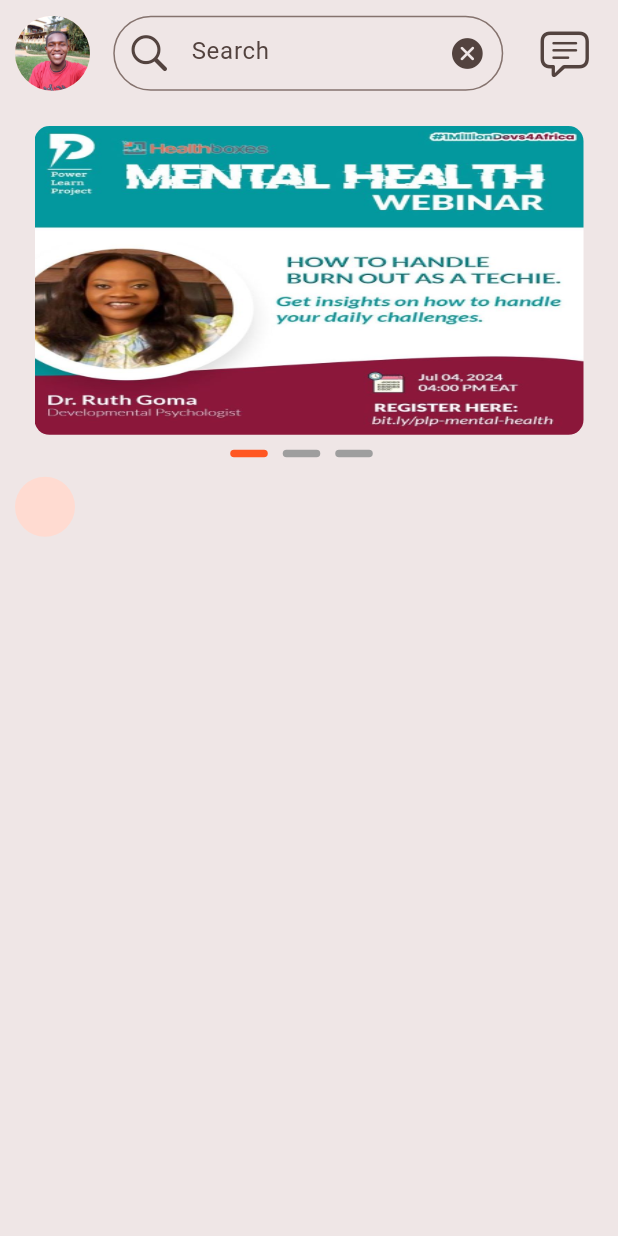
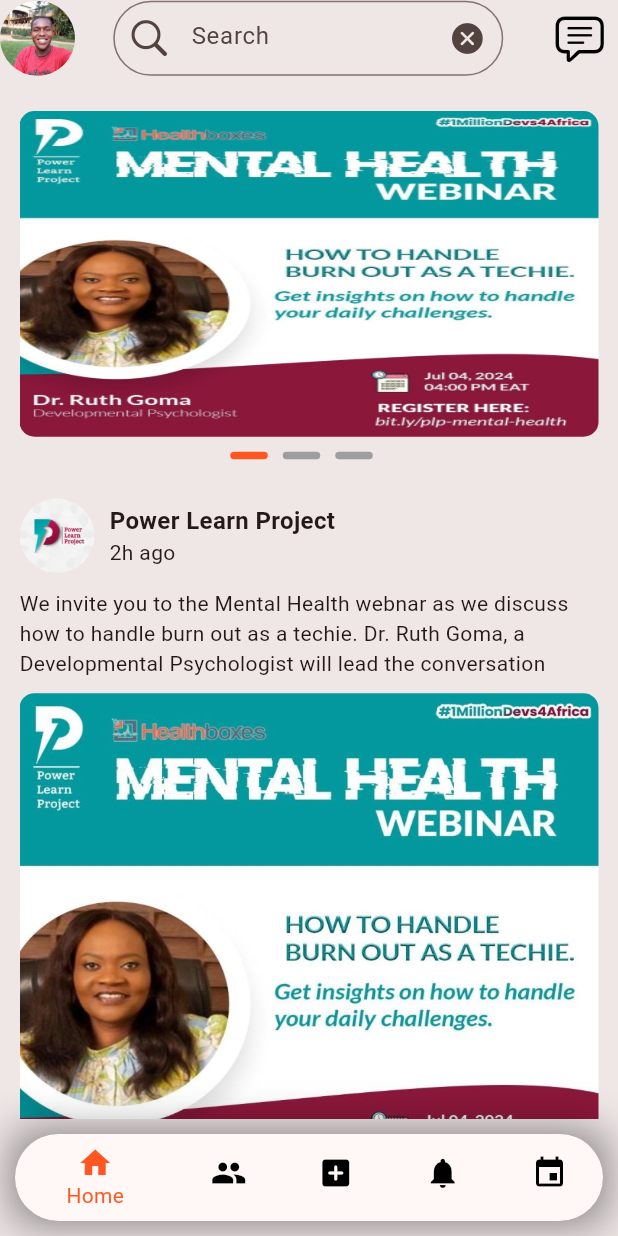
Before and after one commit to KaKaCodes1/UniKonnekt, a Flutter app: the screen it shows after launch, on a phone screen of 412 x 824 dp. Run offline on Flutter 3.47's test engine with Material 3 defaults, Android fonts, the phone set to English and light mode, and no system bars; drawn by our look-alikes of carousel_slider; our stand-ins replace get.

Commit message:
Made the UI of the posts and the bottom navbar is in progress

```diff
--- a/lib/main.dart
+++ b/lib/main.dart
@@ -22,7 +22,7 @@ class MyApp extends StatelessWidget {
       ),
       // home: const Splashscreen(),
       // home: const Register(),
-      home: const HomeScreen(),
+      home: HomeScreen(),
     );
   }
 }
--- /dev/null
+++ b/lib/model/post.dart
@@ -0,0 +1,19 @@
+class Post {
+  final String profilePicUrl;
+  final String accName;
+  final String postTime;
+  final String? postText;
+  final String? postPicUrl;
+  final bool isImageAsset;
+
+    Post({
+    required this.profilePicUrl,
+    required this.accName,
+    required this.postTime,
+    this.postText,
+    this.postPicUrl,
+    this.isImageAsset = true,
+  });
+
+
+}
--- a/lib/screens/home_screen.dart
+++ b/lib/screens/home_screen.dart
@@ -1,23 +1,50 @@
 import 'package:flutter/cupertino.dart';
 import 'package:flutter/material.dart';
 
+import '../model/post.dart';
 import '../widgets/ads_slider.dart';
+import '../widgets/post_item.dart';
 // import 'package:carousel_slider/carousel_slider.dart';
 // import '../widgets/image_in_slider.dart';
 
 class HomeScreen extends StatelessWidget {
-  const HomeScreen({super.key});
+  HomeScreen({super.key});
+
+  final List<Post> posts = [
+    Post(
+      profilePicUrl: 'assets/images/plp.jpeg',
+      postTime: '2h ago',
+      accName: 'Power Learn Project',
+      postPicUrl: 'assets/images/mentalhealth.jpeg',
+      postText: 'We invite you to the Mental Health webnar as we discuss how to handle burn out as a techie. Dr. Ruth Goma, a Developmental Psychologist will lead the conversation',
+    ),
+
+    Post(
+      profilePicUrl: 'assets/images/alx.jpeg',
+      accName: 'ALX',
+      postTime: '1h ago',
+      // postPicUrl: null,
+      postText: 'Are you interested in joining our Mentorship program as a Mentor? Visit our website to find out more about it.'
+    ),
+
+  ];
 
   @override
   Widget build(BuildContext context) {
     return Scaffold(
       backgroundColor: const Color.fromARGB(255, 239, 230, 230),
       body: SafeArea(
-        child: Padding(
-          padding: const EdgeInsets.all(10.0),
         child: ListView(
           children:  [
-              Row(
+            Container(
+              // decoration: const BoxDecoration(
+              //   borderRadius: BorderRadius.only(
+              //     bottomLeft: Radius.circular(10),
+              //     bottomRight: Radius.circular(10),
+              //   ),
+              //   color: Color.fromARGB(255, 206, 198, 198),
+              // ),
+              child: Row(
                 mainAxisAlignment: MainAxisAlignment.spaceBetween,
                 children: [
                   const CircleAvatar(
@@ -58,9 +85,10 @@ class HomeScreen extends StatelessWidget {
 
                   IconButton(
                     onPressed: (){},
-                    icon: const Icon(CupertinoIcons.text_bubble, size: 35,),
+                    icon: const Icon(CupertinoIcons.text_bubble, size: 35,color: Colors.black,),
                     )
                 ],
+              ),
             ),
 
             const SizedBox(height: 10,),
@@ -71,31 +99,114 @@ class HomeScreen extends StatelessWidget {
               child: AdsSlider(),
             ),
 
-              const Row(
-                children: [
-                  FeaturesIcon(),
-                ],
-              )
+            // const Center(
+            //   child: Row(
+            //     mainAxisSize: MainAxisSize.min,
+            //     children: [
+            //       FeaturesIcon(title: 'Events', imageUrl: 'assets/images/1.png',),
+
+            //       FeaturesIcon(title: 'Mentors', imageUrl: 'assets/images/2.png',),
+
+            //       FeaturesIcon(title: 'Mental Health', imageUrl: 'assets/images/3.png',),
+            //     ],
+            //   ),
+            // ),
+
+            Padding(
+              padding: const EdgeInsets.all(13),
+              child: ListView.builder(
+                shrinkWrap: true,
+                physics: const NeverScrollableScrollPhysics(),
+                itemCount: posts.length,
+                itemBuilder: (context, index) {
+                  return PostItem(post: posts[index],);
+                },
+              ),
+            ),
           ],
         ),
       ),
+
+      bottomNavigationBar: Container(
+                margin: const EdgeInsets.symmetric(horizontal: 10, vertical: 10),
+        decoration: BoxDecoration(
+          boxShadow: [
+            BoxShadow(
+            color: Colors.black.withOpacity(0.5),
+            blurRadius: 25,
+          )
+          ]
+        ),
+        child: ClipRRect(
+          borderRadius: BorderRadius.circular(30),
+          child: BottomNavigationBar(
+            selectedItemColor:Colors.deepOrange,
+            unselectedItemColor:  Colors.black,
+            showSelectedLabels: true,
+            showUnselectedLabels: false,
+            items: const <BottomNavigationBarItem>[
+              BottomNavigationBarItem(
+                icon: Icon(Icons.home),
+                label: 'Home'
+                ),
+              BottomNavigationBarItem(
+                icon: Icon(Icons.people),
+                label: 'Network',
+                ),
+              BottomNavigationBarItem(
+                icon: Icon(Icons.add_box_rounded),
+                label: 'Post',
+                ),
+              BottomNavigationBarItem(
+                icon: Icon(Icons.notifications),
+                label: 'Notifications',
+                ),
+              BottomNavigationBarItem(
+                icon: Icon(Icons.event),
+                label: 'Events',
+                ),
+            ],
+
+          // currentIndex: currentIndex,
+          // onTap: onTap,
+            ),
+        ),
+
+
       ),
     );
   }
 }
 
+
+
 class FeaturesIcon extends StatelessWidget {
   const FeaturesIcon({
     super.key,
+    required this.title,
+    required this.imageUrl,
   });
+  final String title;
+  final String imageUrl;
 
   @override
   Widget build(BuildContext context) {
-    return const Column(
+    return Padding(
+      padding: const EdgeInsets.only(right: 25.0),
+      child: Column(
         children: [
-        CircleAvatar(),
-        Text('')
+          CircleAvatar(
+            radius: 30,
+            backgroundImage: AssetImage(imageUrl),
+          ),
+          Text(
+            title,
+            style: const TextStyle(
+              fontSize: 10,
+            ),
+          )
         ],
+      ),
     );
   }
 }
--- /dev/null
+++ b/lib/widgets/post_item.dart
@@ -0,0 +1,73 @@
+import 'package:flutter/material.dart';
+
+import '../model/post.dart';
+
+class PostItem extends StatelessWidget {
+  final Post post;
+
+  const PostItem({super.key, required this.post});
+
+  @override
+  Widget build(BuildContext context) {
+    return Column(
+      children: [
+        Row(
+          children: [
+            CircleAvatar(
+              radius: 25.0,
+              backgroundImage:  AssetImage(post.profilePicUrl),
+            ),
+
+            const SizedBox(
+              width: 10,
+            ),
+
+            Column(
+              crossAxisAlignment: CrossAxisAlignment.start,
+              children: [
+                Text(
+                  post.accName,
+                  style: const TextStyle(fontSize: 16, fontWeight: FontWeight.bold),
+                ),
+                Text(
+                  post.postTime,
+                )
+              ],
+            ),
+          ],
+        ),
+        const SizedBox(height: 10,),
+        if (post.postText != null)
+        Text(post.postText!),
+
+        const SizedBox(height: 10,),
+
+        if(post.postPicUrl != null )
+        Container(
+          width: 450,
+          height: 350,
+          decoration: BoxDecoration(
+            borderRadius: BorderRadius.circular(10),
+          ),
+          child: ClipRRect(
+            borderRadius: BorderRadius.circular(10),
+            child: Image(image:  AssetImage(post.postPicUrl!), fit: BoxFit.fill,),
+          ),
+        ),
+
+        const SizedBox(height: 10,),
+
+        const Row(
+          mainAxisAlignment: MainAxisAlignment.spaceAround,
+          children: [
+            Icon(Icons.thumb_up, color: Colors.grey),
+            Icon(Icons.comment, color: Colors.grey),
+            Icon(Icons.share, color: Colors.grey),
+          ],
+        ),
+
+        const SizedBox(height: 10,),
+      ],
+    );
+  }
+}
```
Also changed, not shown: assets/images/alx.jpeg (added), assets/images/plp.jpeg (added). Lines whose indentation alone changed are shown as unchanged.
